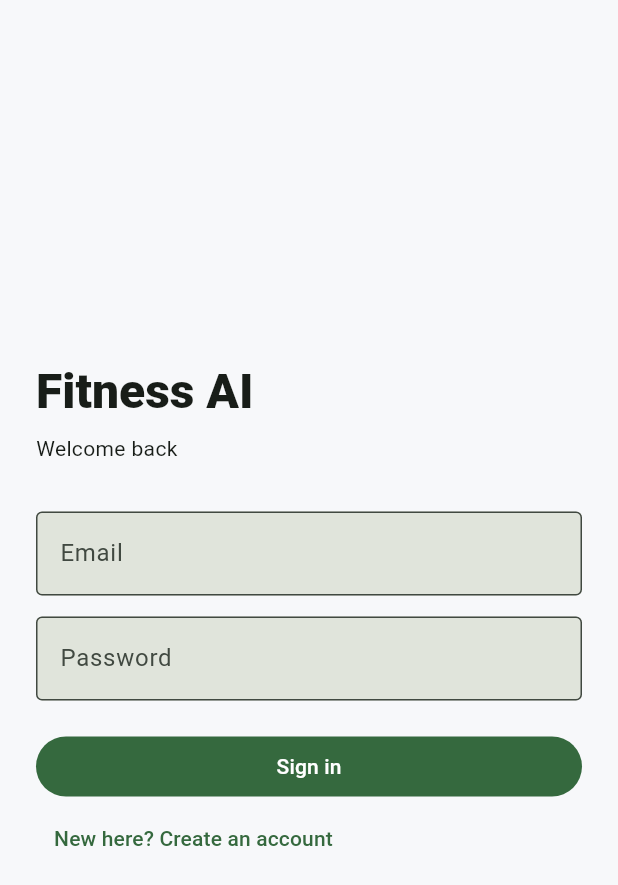
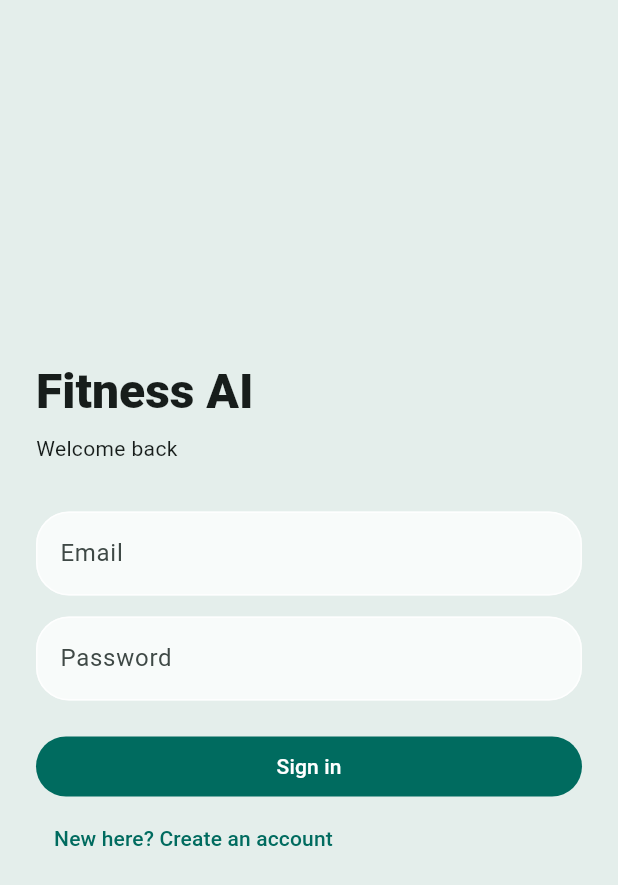
Before and after one commit to sandipp00/fitness-ai-platform, a Flutter app: the screen it shows after launch, on a phone screen of 412 x 824 dp. Shown: the top 885 px of the screen. Run offline on Flutter 3.47's test engine with Material 3 defaults, Android fonts, the phone set to English and light mode, and no system bars; our stand-ins replace shared_preferences; missing offline and left inert: health, workmanager.

Commit message:
Update app theme integration

```diff
--- a/mobile/lib/main.dart
+++ b/mobile/lib/main.dart
@@ -3,6 +3,7 @@ import 'services/background_sync.dart';
 import 'screens/auth_screen.dart';
 import 'screens/dashboard_screen.dart';
 import 'services/session.dart';
+import 'theme/app_theme.dart';
 
 Future<void> main() async {
   WidgetsFlutterBinding.ensureInitialized();
@@ -12,24 +13,15 @@ Future<void> main() async {
 
 class FitnessAiApp extends StatelessWidget {
   final bool isSignedIn;
+
   const FitnessAiApp({super.key, required this.isSignedIn});
 
   @override
   Widget build(BuildContext context) {
-    final scheme = ColorScheme.fromSeed(seedColor: const Color(0xFF16A34A));
     return MaterialApp(
       debugShowCheckedModeBanner: false,
       title: 'Fitness AI',
-      theme: ThemeData(
-        useMaterial3: true,
-        colorScheme: scheme,
-        scaffoldBackgroundColor: const Color(0xFFF7F8FA),
-        cardTheme: const CardThemeData(elevation: 0, margin: EdgeInsets.zero),
-        inputDecorationTheme: const InputDecorationTheme(
-          filled: true,
-          border: OutlineInputBorder(borderRadius: BorderRadius.all(Radius.circular(14))),
-        ),
-      ),
+      theme: buildAppTheme(),
       home: isSignedIn ? const DashboardScreen() : const AuthScreen(),
     );
   }
```
